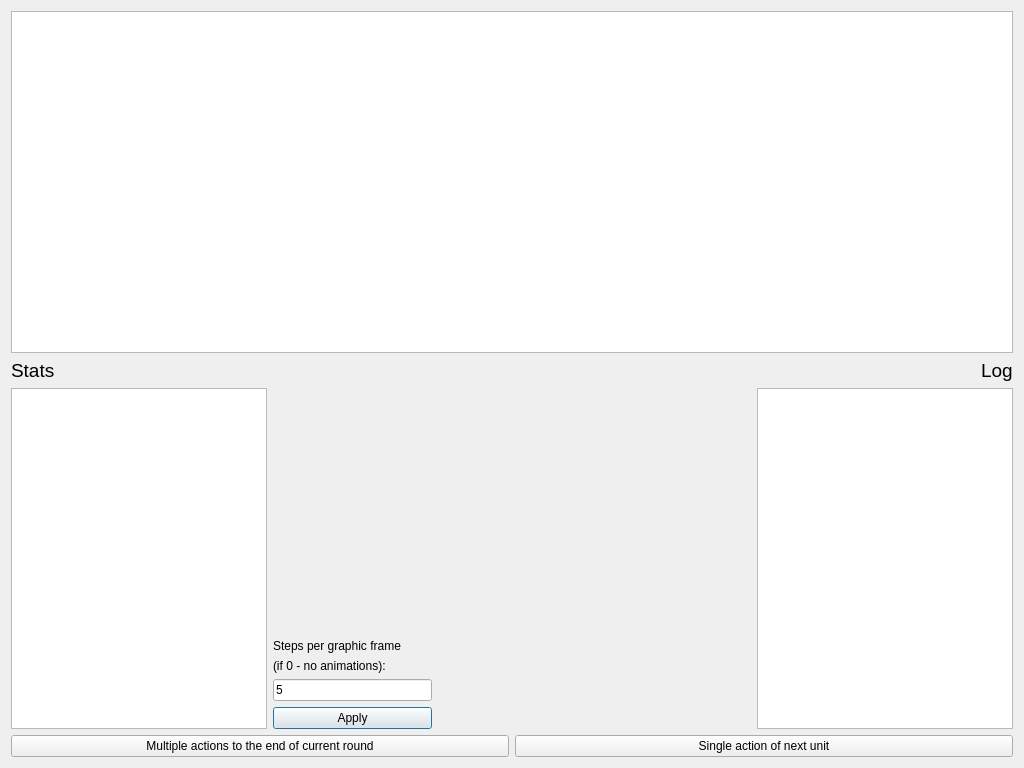
Above: dialog.ui from evolvazpr/evolva before the change. Below: the same form after it.
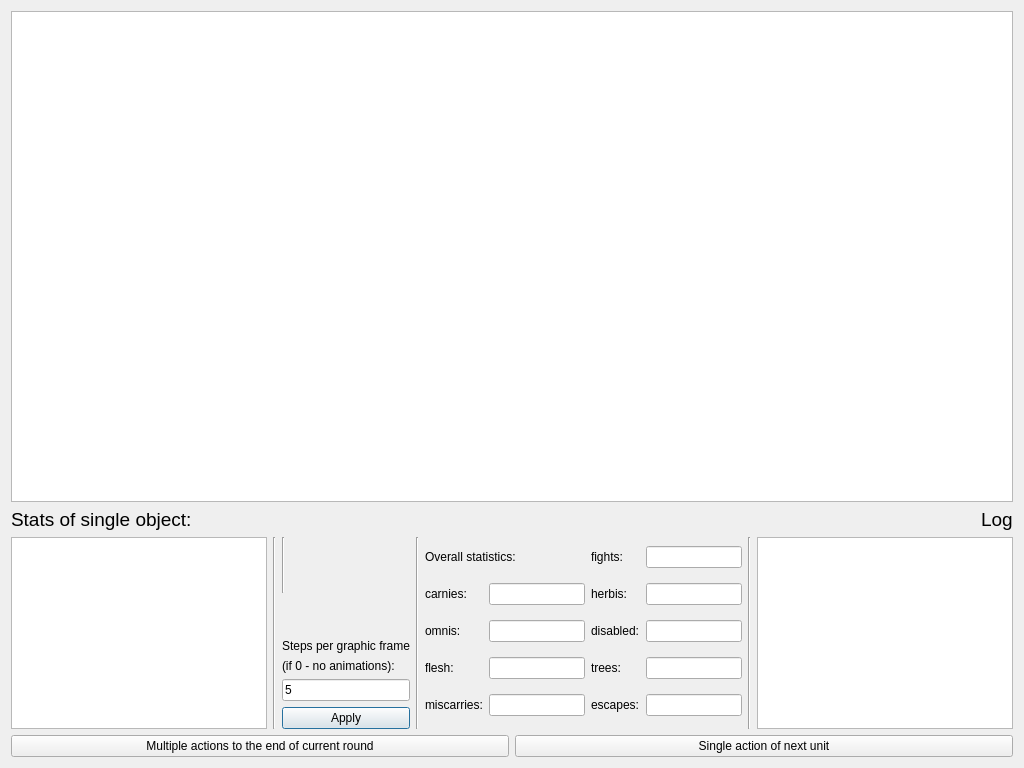
That is the form after the change.

Diff of the .ui file:
```diff
--- a/dialog.ui
+++ b/dialog.ui
@@ -19,6 +19,12 @@
      <property name="enabled">
       <bool>true</bool>
      </property>
+     <property name="sizePolicy">
+      <sizepolicy hsizetype="Expanding" vsizetype="Expanding">
+       <horstretch>0</horstretch>
+       <verstretch>0</verstretch>
+      </sizepolicy>
+     </property>
      <property name="minimumSize">
       <size>
        <width>100</width>
@@ -57,7 +63,7 @@
         </font>
        </property>
        <property name="text">
-        <string>Stats</string>
+        <string>Stats of single object:</string>
        </property>
       </widget>
      </item>
@@ -79,21 +85,44 @@
     <layout class="QHBoxLayout" name="horizontalLayout">
      <item>
       <widget class="QTextEdit" name="stats_textWindow">
+       <property name="sizePolicy">
+        <sizepolicy hsizetype="Minimum" vsizetype="Maximum">
+         <horstretch>0</horstretch>
+         <verstretch>0</verstretch>
+        </sizepolicy>
+       </property>
        <property name="textInteractionFlags">
         <set>Qt::NoTextInteraction</set>
        </property>
       </widget>
      </item>
+     <item>
+      <widget class="Line" name="line_4">
+       <property name="orientation">
+        <enum>Qt::Vertical</enum>
+       </property>
+      </widget>
+     </item>
      <item>
       <layout class="QVBoxLayout" name="verticalLayout_2">
        <property name="sizeConstraint">
         <enum>QLayout::SetDefaultConstraint</enum>
        </property>
+       <item>
+        <widget class="Line" name="line_2">
+         <property name="orientation">
+          <enum>Qt::Vertical</enum>
+         </property>
+        </widget>
+       </item>
        <item>
         <spacer name="verticalSpacer">
          <property name="orientation">
           <enum>Qt::Vertical</enum>
          </property>
+         <property name="sizeType">
+          <enum>QSizePolicy::Minimum</enum>
+         </property>
          <property name="sizeHint" stdset="0">
           <size>
            <width>20</width>
@@ -105,7 +134,7 @@
        <item>
         <widget class="QLabel" name="label">
          <property name="sizePolicy">
-          <sizepolicy hsizetype="Maximum" vsizetype="Maximum">
+          <sizepolicy hsizetype="Minimum" vsizetype="Maximum">
            <horstretch>0</horstretch>
            <verstretch>0</verstretch>
           </sizepolicy>
@@ -117,6 +146,12 @@
        </item>
        <item>
         <widget class="QLabel" name="label_2">
+         <property name="sizePolicy">
+          <sizepolicy hsizetype="Minimum" vsizetype="Maximum">
+           <horstretch>0</horstretch>
+           <verstretch>0</verstretch>
+          </sizepolicy>
+         </property>
          <property name="text">
           <string>(if 0 - no animations):</string>
          </property>
@@ -139,33 +174,281 @@
       </layout>
      </item>
      <item>
-      <spacer name="horizontalSpacer">
+      <widget class="Line" name="line">
        <property name="orientation">
-        <enum>Qt::Horizontal</enum>
+        <enum>Qt::Vertical</enum>
        </property>
-       <property name="sizeHint" stdset="0">
-        <size>
-         <width>40</width>
-         <height>20</height>
-        </size>
-       </property>
-      </spacer>
+      </widget>
      </item>
      <item>
-      <spacer name="horizontalSpacer_2">
+      <layout class="QGridLayout" name="gridLayout">
+       <item row="1" column="0">
+        <widget class="QLabel" name="label_3">
+         <property name="sizePolicy">
+          <sizepolicy hsizetype="Preferred" vsizetype="Maximum">
+           <horstretch>0</horstretch>
+           <verstretch>0</verstretch>
+          </sizepolicy>
+         </property>
+         <property name="text">
+          <string>carnies:</string>
+         </property>
+        </widget>
+       </item>
+       <item row="1" column="1">
+        <widget class="QLineEdit" name="lineEdit_carnies">
+         <property name="sizePolicy">
+          <sizepolicy hsizetype="Expanding" vsizetype="Minimum">
+           <horstretch>0</horstretch>
+           <verstretch>0</verstretch>
+          </sizepolicy>
+         </property>
+         <property name="readOnly">
+          <bool>true</bool>
+         </property>
+        </widget>
+       </item>
+       <item row="5" column="1">
+        <widget class="QLineEdit" name="lineEdit_flesh">
+         <property name="sizePolicy">
+          <sizepolicy hsizetype="Expanding" vsizetype="Minimum">
+           <horstretch>0</horstretch>
+           <verstretch>0</verstretch>
+          </sizepolicy>
+         </property>
+         <property name="readOnly">
+          <bool>true</bool>
+         </property>
+        </widget>
+       </item>
+       <item row="0" column="3">
+        <widget class="QLineEdit" name="lineEdit_fights">
+         <property name="sizePolicy">
+          <sizepolicy hsizetype="Expanding" vsizetype="Minimum">
+           <horstretch>0</horstretch>
+           <verstretch>0</verstretch>
+          </sizepolicy>
+         </property>
+         <property name="readOnly">
+          <bool>true</bool>
+         </property>
+        </widget>
+       </item>
+       <item row="0" column="0" colspan="2">
+        <widget class="QLabel" name="label_12">
+         <property name="sizePolicy">
+          <sizepolicy hsizetype="Maximum" vsizetype="Maximum">
+           <horstretch>0</horstretch>
+           <verstretch>0</verstretch>
+          </sizepolicy>
+         </property>
+         <property name="text">
+          <string>Overall statistics:</string>
+         </property>
+        </widget>
+       </item>
+       <item row="7" column="0">
+        <widget class="QLabel" name="label_9">
+         <property name="sizePolicy">
+          <sizepolicy hsizetype="Preferred" vsizetype="Maximum">
+           <horstretch>0</horstretch>
+           <verstretch>0</verstretch>
+          </sizepolicy>
+         </property>
+         <property name="text">
+          <string>miscarries:</string>
+         </property>
+        </widget>
+       </item>
+       <item row="7" column="1">
+        <widget class="QLineEdit" name="lineEdit_miscarries">
+         <property name="sizePolicy">
+          <sizepolicy hsizetype="Expanding" vsizetype="Minimum">
+           <horstretch>0</horstretch>
+           <verstretch>0</verstretch>
+          </sizepolicy>
+         </property>
+         <property name="readOnly">
+          <bool>true</bool>
+         </property>
+        </widget>
+       </item>
+       <item row="3" column="0">
+        <widget class="QLabel" name="label_5">
+         <property name="sizePolicy">
+          <sizepolicy hsizetype="Preferred" vsizetype="Maximum">
+           <horstretch>0</horstretch>
+           <verstretch>0</verstretch>
+          </sizepolicy>
+         </property>
+         <property name="text">
+          <string>omnis:</string>
+         </property>
+        </widget>
+       </item>
+       <item row="3" column="1">
+        <widget class="QLineEdit" name="lineEdit_omnis">
+         <property name="sizePolicy">
+          <sizepolicy hsizetype="Expanding" vsizetype="Minimum">
+           <horstretch>0</horstretch>
+           <verstretch>0</verstretch>
+          </sizepolicy>
+         </property>
+         <property name="readOnly">
+          <bool>true</bool>
+         </property>
+        </widget>
+       </item>
+       <item row="1" column="3">
+        <widget class="QLineEdit" name="lineEdit_herbis">
+         <property name="sizePolicy">
+          <sizepolicy hsizetype="Expanding" vsizetype="Minimum">
+           <horstretch>0</horstretch>
+           <verstretch>0</verstretch>
+          </sizepolicy>
+         </property>
+         <property name="readOnly">
+          <bool>true</bool>
+         </property>
+        </widget>
+       </item>
+       <item row="5" column="0">
+        <widget class="QLabel" name="label_8">
+         <property name="sizePolicy">
+          <sizepolicy hsizetype="Preferred" vsizetype="Maximum">
+           <horstretch>0</horstretch>
+           <verstretch>0</verstretch>
+          </sizepolicy>
+         </property>
+         <property name="text">
+          <string>flesh:</string>
+         </property>
+        </widget>
+       </item>
+       <item row="5" column="3">
+        <widget class="QLineEdit" name="lineEdit_trees">
+         <property name="sizePolicy">
+          <sizepolicy hsizetype="Expanding" vsizetype="Minimum">
+           <horstretch>0</horstretch>
+           <verstretch>0</verstretch>
+          </sizepolicy>
+         </property>
+         <property name="readOnly">
+          <bool>true</bool>
+         </property>
+        </widget>
+       </item>
+       <item row="5" column="2">
+        <widget class="QLabel" name="label_7">
+         <property name="sizePolicy">
+          <sizepolicy hsizetype="Preferred" vsizetype="Maximum">
+           <horstretch>0</horstretch>
+           <verstretch>0</verstretch>
+          </sizepolicy>
+         </property>
+         <property name="text">
+          <string>trees:</string>
+         </property>
+        </widget>
+       </item>
+       <item row="3" column="2">
+        <widget class="QLabel" name="label_6">
+         <property name="sizePolicy">
+          <sizepolicy hsizetype="Preferred" vsizetype="Maximum">
+           <horstretch>0</horstretch>
+           <verstretch>0</verstretch>
+          </sizepolicy>
+         </property>
+         <property name="text">
+          <string>disabled:</string>
+         </property>
+        </widget>
+       </item>
+       <item row="3" column="3">
+        <widget class="QLineEdit" name="lineEdit_disabled">
+         <property name="sizePolicy">
+          <sizepolicy hsizetype="Expanding" vsizetype="Minimum">
+           <horstretch>0</horstretch>
+           <verstretch>0</verstretch>
+          </sizepolicy>
+         </property>
+         <property name="readOnly">
+          <bool>true</bool>
+         </property>
+        </widget>
+       </item>
+       <item row="7" column="3">
+        <widget class="QLineEdit" name="lineEdit_escapes">
+         <property name="sizePolicy">
+          <sizepolicy hsizetype="Expanding" vsizetype="Minimum">
+           <horstretch>0</horstretch>
+           <verstretch>0</verstretch>
+          </sizepolicy>
+         </property>
+         <property name="readOnly">
+          <bool>true</bool>
+         </property>
+        </widget>
+       </item>
+       <item row="1" column="2">
+        <widget class="QLabel" name="label_4">
+         <property name="sizePolicy">
+          <sizepolicy hsizetype="Preferred" vsizetype="Maximum">
+           <horstretch>0</horstretch>
+           <verstretch>0</verstretch>
+          </sizepolicy>
+         </property>
+         <property name="text">
+          <string>herbis:</string>
+         </property>
+        </widget>
+       </item>
+       <item row="7" column="2">
+        <widget class="QLabel" name="label_11">
+         <property name="sizePolicy">
+          <sizepolicy hsizetype="Preferred" vsizetype="Maximum">
+           <horstretch>0</horstretch>
+           <verstretch>0</verstretch>
+          </sizepolicy>
+         </property>
+         <property name="text">
+          <string>escapes:</string>
+         </property>
+        </widget>
+       </item>
+       <item row="0" column="2">
+        <widget class="QLabel" name="label_10">
+         <property name="sizePolicy">
+          <sizepolicy hsizetype="Maximum" vsizetype="Maximum">
+           <horstretch>0</horstretch>
+           <verstretch>0</verstretch>
+          </sizepolicy>
+         </property>
+         <property name="frameShape">
+          <enum>QFrame::NoFrame</enum>
+         </property>
+         <property name="text">
+          <string>fights:</string>
+         </property>
+        </widget>
+       </item>
+      </layout>
+     </item>
+     <item>
+      <widget class="Line" name="line_3">
        <property name="orientation">
-        <enum>Qt::Horizontal</enum>
+        <enum>Qt::Vertical</enum>
        </property>
-       <property name="sizeHint" stdset="0">
-        <size>
-         <width>40</width>
-         <height>20</height>
-        </size>
-       </property>
-      </spacer>
+      </widget>
      </item>
      <item>
       <widget class="QTextEdit" name="log_textWindow">
+       <property name="sizePolicy">
+        <sizepolicy hsizetype="Minimum" vsizetype="Maximum">
+         <horstretch>0</horstretch>
+         <verstretch>0</verstretch>
+        </sizepolicy>
+       </property>
        <property name="textInteractionFlags">
         <set>Qt::NoTextInteraction</set>
        </property>
```
